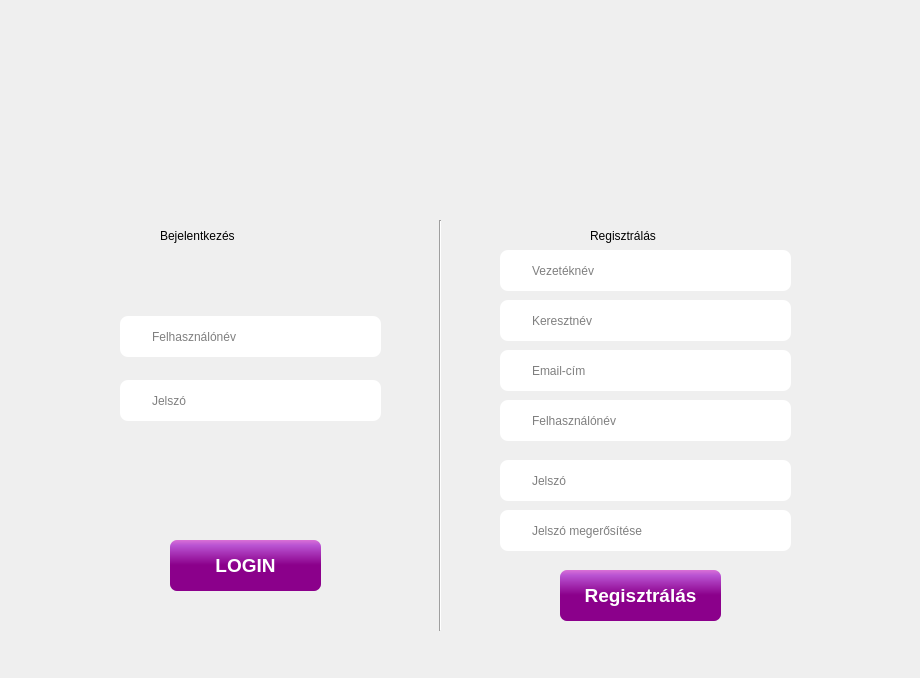
Above: qtserver/mainwindow.ui from p-anna9603/fancy_nev before the change. Below: the same form after it.
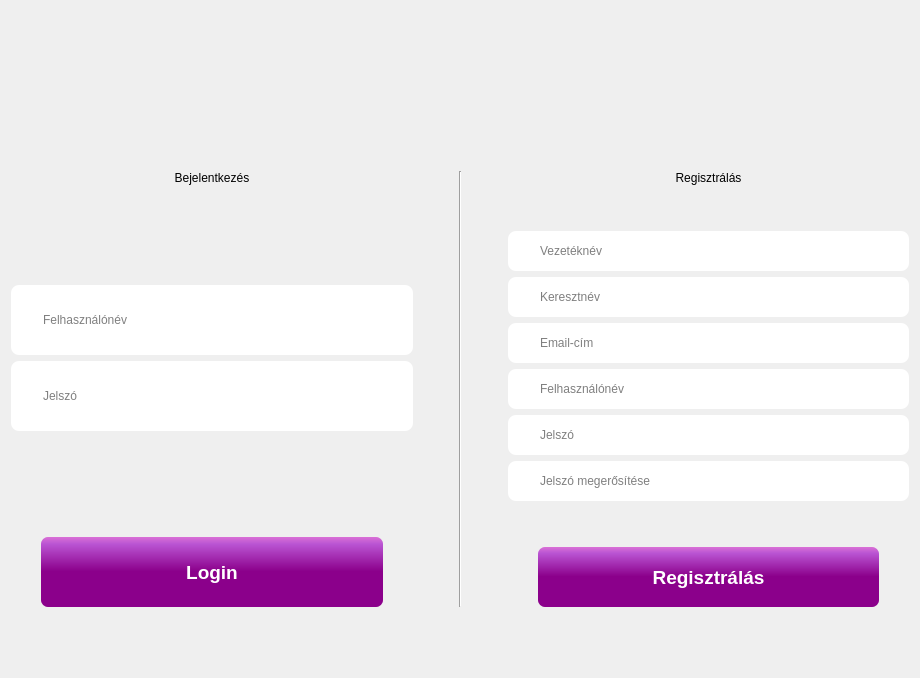
That is the form after the change. Icons and pictures are not drawn.

Diff of the .ui file:
```diff
--- a/qtserver/mainwindow.ui
+++ b/qtserver/mainwindow.ui
@@ -18,8 +18,8 @@
   </property>
   <property name="maximumSize">
    <size>
-    <width>2000</width>
-    <height>2000</height>
+    <width>16777215</width>
+    <height>16777215</height>
    </size>
   </property>
   <property name="windowTitle">
@@ -60,411 +60,419 @@
    background-color:white;
 }</string>
    </property>
-   <widget class="QLineEdit" name="userNameReg">
-    <property name="geometry">
-     <rect>
-      <x>500</x>
-      <y>400</y>
-      <width>291</width>
-      <height>41</height>
-     </rect>
-    </property>
-    <property name="sizePolicy">
-     <sizepolicy hsizetype="Expanding" vsizetype="Expanding">
-      <horstretch>0</horstretch>
-      <verstretch>0</verstretch>
-     </sizepolicy>
-    </property>
-    <property name="maximumSize">
+   <layout class="QGridLayout" name="gridLayout">
+    <item row="0" column="0">
+     <layout class="QVBoxLayout" name="verticalLayout_3">
+      <item>
+       <layout class="QHBoxLayout" name="horizontalLayout_2">
+        <item>
+         <spacer name="horizontalSpacer_5">
+          <property name="orientation">
+           <enum>Qt::Horizontal</enum>
+          </property>
+          <property name="sizeHint" stdset="0">
      <size>
-      <width>500</width>
-      <height>70</height>
-     </size>
-    </property>
-    <property name="cursor">
-     <cursorShape>IBeamCursor</cursorShape>
-    </property>
-    <property name="mouseTracking">
-     <bool>true</bool>
-    </property>
-    <property name="contextMenuPolicy">
-     <enum>Qt::DefaultContextMenu</enum>
-    </property>
-    <property name="toolTip">
-     <string/>
-    </property>
-    <property name="autoFillBackground">
-     <bool>false</bool>
-    </property>
-    <property name="styleSheet">
-     <string notr="true">/*
-background-image: url(:/resource/img/kicsi_login_szurke.png);
-background-repeat: no-repeat, repeat;
-background-attachment: fixed;
-background-position:  left;
-
-padding-left: 30px;
-text-align:justify; 
-letter-spacing: 10px;
-font: 14pt &quot;MS Shell Dlg 2&quot;;*/
-
-QLineEdit {
-background-image: url(:/resource/img/kicsi_user_login.png);
-/*background-image: url(:/resource/img/kicsi_login_szurke.png);*/
-background-repeat: no-repeat;
-padding-left:10px;
-background-attachment: fixed;
-background-position:  left;
-
-padding: 1px;
-border-style: solid;
-/*border: 2px solid gray;*/
-border-radius: 8px;
-
-padding-left: 30px;
-text-align:justify; 
-/* letter-spacing: 10px; /* valamiért nem akar működni ez */
-font: 14pt &quot;MS Shell Dlg 2&quot;;
-}
-</string>
-    </property>
-    <property name="inputMethodHints">
-     <set>Qt::ImhNone</set>
-    </property>
-    <property name="text">
-     <string/>
-    </property>
-    <property name="placeholderText">
-     <string>Felhasználónév</string>
-    </property>
-   </widget>
-   <widget class="QLineEdit" name="passwordReg">
-    <property name="geometry">
-     <rect>
-      <x>500</x>
-      <y>460</y>
-      <width>291</width>
-      <height>41</height>
-     </rect>
-    </property>
-    <property name="sizePolicy">
-     <sizepolicy hsizetype="Expanding" vsizetype="Expanding">
-      <horstretch>0</horstretch>
-      <verstretch>0</verstretch>
-     </sizepolicy>
-    </property>
-    <property name="minimumSize">
+            <width>40</width>
+            <height>20</height>
+           </size>
+          </property>
+         </spacer>
+        </item>
+        <item>
+         <spacer name="horizontalSpacer_3">
+          <property name="orientation">
+           <enum>Qt::Horizontal</enum>
+          </property>
+          <property name="sizeType">
+           <enum>QSizePolicy::MinimumExpanding</enum>
+          </property>
+          <property name="sizeHint" stdset="0">
      <size>
-      <width>0</width>
-      <height>0</height>
-     </size>
-    </property>
-    <property name="maximumSize">
-     <size>
-      <width>500</width>
-      <height>70</height>
-     </size>
-    </property>
-    <property name="styleSheet">
-     <string notr="true">/*
-background-image: url(:/resource/img/lock_icon.png);
-background-repeat: no-repeat, repeat;
-background-attachment: fixed;
-background-position:  left;*/
-
-/*
-padding-left: 30px;
-text-align:justify; 
-letter-spacing: 10px;
-font: 14pt &quot;MS Shell Dlg 2&quot;;*/
-
-QLineEdit {
-background-image: url(:/resource/img/lock_icon.png);
-background-repeat: no-repeat;
-background-attachment: fixed;
-background-position:  left;
-
-padding: 1px;
-border-style: solid;
-/*border: 2px solid gray;*/
-border-radius: 8px;
-
-padding-left: 30px;
-text-align:justify; 
-/* letter-spacing: 10px; /* valamiért nem akar működni ez */
-font: 14pt &quot;MS Shell Dlg 2&quot;;
-}</string>
-    </property>
-    <property name="echoMode">
-     <enum>QLineEdit::Password</enum>
-    </property>
-    <property name="readOnly">
-     <bool>false</bool>
-    </property>
-    <property name="placeholderText">
-     <string>Jelszó</string>
-    </property>
-   </widget>
-   <widget class="QLineEdit" name="passwordReg2">
-    <property name="geometry">
-     <rect>
-      <x>500</x>
-      <y>510</y>
-      <width>291</width>
-      <height>41</height>
-     </rect>
-    </property>
+            <width>150</width>
+            <height>20</height>
+           </size>
+          </property>
+         </spacer>
+        </item>
+        <item>
+         <widget class="QLabel" name="label_4">
     <property name="sizePolicy">
      <sizepolicy hsizetype="Expanding" vsizetype="Expanding">
       <horstretch>0</horstretch>
       <verstretch>0</verstretch>
      </sizepolicy>
     </property>
-    <property name="minimumSize">
-     <size>
-      <width>0</width>
-      <height>0</height>
-     </size>
-    </property>
     <property name="maximumSize">
      <size>
-      <width>500</width>
-      <height>70</height>
-     </size>
-    </property>
-    <property name="styleSheet">
-     <string notr="true">/*
-background-image: url(:/resource/img/lock_icon.png);
-background-repeat: no-repeat, repeat;
-background-attachment: fixed;
-background-position:  left;*/
-
-/*
-padding-left: 30px;
-text-align:justify; 
-letter-spacing: 10px;
-font: 14pt &quot;MS Shell Dlg 2&quot;;*/
-
-QLineEdit {
-background-image: url(:/resource/img/lock_icon.png);
-background-repeat: no-repeat;
-background-attachment: fixed;
-background-position:  left;
-
-padding: 1px;
-border-style: solid;
-/*border: 2px solid gray;*/
-border-radius: 8px;
-
-padding-left: 30px;
-text-align:justify; 
-/* letter-spacing: 10px; /* valamiért nem akar működni ez */
-font: 14pt &quot;MS Shell Dlg 2&quot;;
-}</string>
-    </property>
-    <property name="echoMode">
-     <enum>QLineEdit::Password</enum>
-    </property>
-    <property name="readOnly">
-     <bool>false</bool>
-    </property>
-    <property name="placeholderText">
-     <string>Jelszó megerősítése</string>
-    </property>
-   </widget>
-   <widget class="QPushButton" name="regisztralasButton">
-    <property name="geometry">
-     <rect>
-      <x>560</x>
-      <y>570</y>
-      <width>161</width>
-      <height>51</height>
-     </rect>
-    </property>
-    <property name="sizePolicy">
-     <sizepolicy hsizetype="Expanding" vsizetype="Expanding">
-      <horstretch>0</horstretch>
-      <verstretch>0</verstretch>
-     </sizepolicy>
-    </property>
-    <property name="maximumSize">
-     <size>
-      <width>500</width>
-      <height>70</height>
-     </size>
-    </property>
-    <property name="font">
-     <font>
-      <family>MS Shell Dlg 2</family>
-      <pointsize>14</pointsize>
-      <weight>75</weight>
-      <italic>false</italic>
-      <bold>true</bold>
-     </font>
+            <width>180</width>
+            <height>181</height>
+           </size>
     </property>
     <property name="styleSheet">
      <string notr="true">
-QPushButton {
-color: white;
-font: bold 14pt &quot;MS Shell Dlg 2&quot;;
-letter-spacing: .4rem;
-background-color: QLinearGradient( x1: 0, y1: 0, x2: 0, y2: 1, stop: 0 #da70d6, stop: 0.1 #ba55d3,  stop: 0.49 #8b008b );
-border-radius: 7;
-/*ccc*/
-}
-QPushButton:hover {
-background-color: QLinearGradient( x1: 0, y1: 0, x2: 0, y2: 1, stop: 0 #D7BDE2, stop: 0.1 #C39BD3,  stop: 0.49 #BB8FCE );
-}
 </string>
     </property>
     <property name="text">
-     <string>Regisztrálás</string>
-    </property>
-    <property name="autoDefault">
-     <bool>true</bool>
-    </property>
-    <property name="default">
+           <string/>
+          </property>
+          <property name="pixmap">
+           <pixmap resource="resource.qrc">:/resource/img/loginTrans3.png</pixmap>
+          </property>
+          <property name="scaledContents">
      <bool>true</bool>
     </property>
-   </widget>
+          <property name="alignment">
+           <set>Qt::AlignCenter</set>
+          </property>
+         </widget>
+        </item>
+        <item>
+         <spacer name="horizontalSpacer_7">
+          <property name="orientation">
+           <enum>Qt::Horizontal</enum>
+          </property>
+          <property name="sizeHint" stdset="0">
+           <size>
+            <width>40</width>
+            <height>20</height>
+           </size>
+          </property>
+         </spacer>
+        </item>
+        <item>
+         <spacer name="horizontalSpacer_6">
+          <property name="orientation">
+           <enum>Qt::Horizontal</enum>
+          </property>
+          <property name="sizeHint" stdset="0">
+           <size>
+            <width>40</width>
+            <height>20</height>
+           </size>
+          </property>
+         </spacer>
+        </item>
+       </layout>
+      </item>
+      <item>
+       <layout class="QHBoxLayout" name="horizontalLayout">
+        <item>
+         <layout class="QVBoxLayout" name="verticalLayout">
+          <item>
    <widget class="QLabel" name="label_2">
-    <property name="geometry">
-     <rect>
-      <x>160</x>
-      <y>210</y>
-      <width>151</width>
-      <height>51</height>
-     </rect>
-    </property>
     <property name="styleSheet">
      <string notr="true">font: bold 12pt &quot;MS Shell Dlg 2&quot;;</string>
     </property>
     <property name="text">
      <string>Bejelentkezés</string>
     </property>
-   </widget>
-   <widget class="QLabel" name="label_3">
-    <property name="geometry">
-     <rect>
-      <x>590</x>
-      <y>210</y>
-      <width>151</width>
-      <height>51</height>
-     </rect>
-    </property>
+            <property name="alignment">
+             <set>Qt::AlignCenter</set>
+            </property>
+           </widget>
+          </item>
+          <item>
+           <spacer name="verticalSpacer_2">
+            <property name="orientation">
+             <enum>Qt::Vertical</enum>
+            </property>
+            <property name="sizeHint" stdset="0">
+             <size>
+              <width>20</width>
+              <height>40</height>
+             </size>
+            </property>
+           </spacer>
+          </item>
+          <item>
+           <widget class="QLineEdit" name="usernameLogin">
+            <property name="sizePolicy">
+             <sizepolicy hsizetype="Expanding" vsizetype="Expanding">
+              <horstretch>0</horstretch>
+              <verstretch>0</verstretch>
+             </sizepolicy>
+            </property>
+            <property name="maximumSize">
+             <size>
+              <width>500</width>
+              <height>70</height>
+             </size>
+            </property>
+            <property name="cursor">
+             <cursorShape>IBeamCursor</cursorShape>
+            </property>
+            <property name="mouseTracking">
+             <bool>true</bool>
+            </property>
+            <property name="contextMenuPolicy">
+             <enum>Qt::DefaultContextMenu</enum>
+            </property>
+            <property name="toolTip">
+             <string/>
+            </property>
+            <property name="autoFillBackground">
+             <bool>false</bool>
+            </property>
     <property name="styleSheet">
-     <string notr="true">font: bold 12pt &quot;MS Shell Dlg 2&quot;;</string>
-    </property>
+             <string notr="true">/*
+background-image: url(:/resource/img/kicsi_login_szurke.png);
+background-repeat: no-repeat, repeat;
+background-attachment: fixed;
+background-position:  left;
+
+padding-left: 30px;
+text-align:justify; 
+letter-spacing: 10px;
+font: 14pt &quot;MS Shell Dlg 2&quot;;*/
+
+QLineEdit {
+background-image: url(:/resource/img/kicsi_user_login.png);
+/*background-image: url(:/resource/img/kicsi_login_szurke.png);*/
+background-repeat: no-repeat;
+padding-left:10px;
+background-attachment: fixed;
+background-position:  left;
+
+padding: 1px;
+border-style: solid;
+/*border: 2px solid gray;*/
+border-radius: 8px;
+
+padding-left: 30px;
+text-align:justify; 
+/* letter-spacing: 10px; /* valamiért nem akar működni ez */
+font: 14pt &quot;MS Shell Dlg 2&quot;;
+}
+</string>
+            </property>
+            <property name="inputMethodHints">
+             <set>Qt::ImhNone</set>
+            </property>
     <property name="text">
-     <string>Regisztrálás</string>
-    </property>
-   </widget>
+             <string/>
+            </property>
+            <property name="placeholderText">
+             <string>Felhasználónév</string>
+            </property>
+           </widget>
+          </item>
+          <item>
+           <widget class="QLineEdit" name="passwordLogin">
+            <property name="sizePolicy">
+             <sizepolicy hsizetype="Expanding" vsizetype="Expanding">
+              <horstretch>0</horstretch>
+              <verstretch>0</verstretch>
+             </sizepolicy>
+            </property>
+            <property name="minimumSize">
+             <size>
+              <width>0</width>
+              <height>0</height>
+             </size>
+            </property>
+            <property name="maximumSize">
+             <size>
+              <width>500</width>
+              <height>70</height>
+             </size>
+            </property>
+            <property name="styleSheet">
+             <string notr="true">/*
+background-image: url(:/resource/img/lock_icon.png);
+background-repeat: no-repeat, repeat;
+background-attachment: fixed;
+background-position:  left;*/
+
+/*
+padding-left: 30px;
+text-align:justify; 
+letter-spacing: 10px;
+font: 14pt &quot;MS Shell Dlg 2&quot;;*/
+
+QLineEdit {
+background-image: url(:/resource/img/lock_icon.png);
+background-repeat: no-repeat;
+background-attachment: fixed;
+background-position:  left;
+
+padding: 1px;
+border-style: solid;
+/*border: 2px solid gray;*/
+border-radius: 8px;
+
+padding-left: 30px;
+text-align:justify; 
+/* letter-spacing: 10px; /* valamiért nem akar működni ez */
+font: 14pt &quot;MS Shell Dlg 2&quot;;
+}</string>
+            </property>
+            <property name="echoMode">
+             <enum>QLineEdit::Password</enum>
+            </property>
+            <property name="readOnly">
+             <bool>false</bool>
+            </property>
+            <property name="placeholderText">
+             <string>Jelszó</string>
+            </property>
+           </widget>
+          </item>
+          <item>
+           <spacer name="verticalSpacer">
+            <property name="orientation">
+             <enum>Qt::Vertical</enum>
+            </property>
+            <property name="sizeType">
+             <enum>QSizePolicy::MinimumExpanding</enum>
+            </property>
+            <property name="sizeHint" stdset="0">
+             <size>
+              <width>20</width>
+              <height>100</height>
+             </size>
+            </property>
+           </spacer>
+          </item>
+          <item>
+           <widget class="QPushButton" name="pushButton_2">
+            <property name="sizePolicy">
+             <sizepolicy hsizetype="Expanding" vsizetype="Expanding">
+              <horstretch>0</horstretch>
+              <verstretch>0</verstretch>
+             </sizepolicy>
+            </property>
+            <property name="minimumSize">
+             <size>
+              <width>0</width>
+              <height>60</height>
+             </size>
+            </property>
+            <property name="maximumSize">
+             <size>
+              <width>500</width>
+              <height>70</height>
+             </size>
+            </property>
+            <property name="font">
+             <font>
+              <family>MS Shell Dlg 2</family>
+              <pointsize>14</pointsize>
+              <weight>75</weight>
+              <italic>false</italic>
+              <bold>true</bold>
+             </font>
+            </property>
+            <property name="styleSheet">
+             <string notr="true">
+QPushButton {
+color: white;
+font: bold 14pt &quot;MS Shell Dlg 2&quot;;
+letter-spacing: .4rem;
+background-color: QLinearGradient( x1: 0, y1: 0, x2: 0, y2: 1, stop: 0 #da70d6, stop: 0.1 #ba55d3,  stop: 0.49 #8b008b );
+border-radius: 7;
+margin-left:30px;
+margin-right:30px;
+/*ccc*/
+}
+QPushButton:hover {
+background-color: QLinearGradient( x1: 0, y1: 0, x2: 0, y2: 1, stop: 0 #D7BDE2, stop: 0.1 #C39BD3,  stop: 0.49 #BB8FCE );
+}
+</string>
+            </property>
+            <property name="text">
+             <string>Login</string>
+            </property>
+            <property name="autoDefault">
+             <bool>true</bool>
+            </property>
+            <property name="default">
+             <bool>true</bool>
+            </property>
+           </widget>
+          </item>
+         </layout>
+        </item>
+        <item>
+         <spacer name="horizontalSpacer_2">
+          <property name="orientation">
+           <enum>Qt::Horizontal</enum>
+          </property>
+          <property name="sizeType">
+           <enum>QSizePolicy::Fixed</enum>
+          </property>
+          <property name="sizeHint" stdset="0">
+           <size>
+            <width>40</width>
+            <height>20</height>
+           </size>
+          </property>
+         </spacer>
+        </item>
+        <item>
    <widget class="Line" name="line">
-    <property name="geometry">
-     <rect>
-      <x>430</x>
-      <y>220</y>
-      <width>20</width>
-      <height>411</height>
-     </rect>
-    </property>
     <property name="orientation">
      <enum>Qt::Vertical</enum>
     </property>
    </widget>
-   <widget class="QLineEdit" name="emailReg">
-    <property name="geometry">
-     <rect>
-      <x>500</x>
-      <y>350</y>
-      <width>291</width>
-      <height>41</height>
-     </rect>
-    </property>
-    <property name="sizePolicy">
-     <sizepolicy hsizetype="Expanding" vsizetype="Expanding">
-      <horstretch>0</horstretch>
-      <verstretch>0</verstretch>
-     </sizepolicy>
-    </property>
-    <property name="maximumSize">
+        </item>
+        <item>
+         <spacer name="horizontalSpacer">
+          <property name="orientation">
+           <enum>Qt::Horizontal</enum>
+          </property>
+          <property name="sizeType">
+           <enum>QSizePolicy::Fixed</enum>
+          </property>
+          <property name="sizeHint" stdset="0">
      <size>
-      <width>500</width>
-      <height>70</height>
-     </size>
-    </property>
-    <property name="cursor">
-     <cursorShape>IBeamCursor</cursorShape>
-    </property>
-    <property name="mouseTracking">
-     <bool>true</bool>
-    </property>
-    <property name="contextMenuPolicy">
-     <enum>Qt::DefaultContextMenu</enum>
-    </property>
-    <property name="toolTip">
-     <string/>
-    </property>
-    <property name="autoFillBackground">
-     <bool>false</bool>
-    </property>
+            <width>40</width>
+            <height>20</height>
+           </size>
+          </property>
+         </spacer>
+        </item>
+        <item>
+         <layout class="QVBoxLayout" name="verticalLayout_2">
+          <item>
+           <widget class="QLabel" name="label_3">
     <property name="styleSheet">
-     <string notr="true">/*
-background-image: url(:/resource/img/kicsi_login_szurke.png);
-background-repeat: no-repeat, repeat;
-background-attachment: fixed;
-background-position:  left;
-
-padding-left: 30px;
-text-align:justify; 
-letter-spacing: 10px;
-font: 14pt &quot;MS Shell Dlg 2&quot;;*/
-
-QLineEdit {
-background-image: url(:/resource/img/kicsi_user_login.png);
-/*background-image: url(:/resource/img/kicsi_login_szurke.png);*/
-background-repeat: no-repeat;
-padding-left:10px;
-background-attachment: fixed;
-background-position:  left;
-
-padding: 1px;
-border-style: solid;
-/*border: 2px solid gray;*/
-border-radius: 8px;
-
-padding-left: 30px;
-text-align:justify; 
-/* letter-spacing: 10px; /* valamiért nem akar működni ez */
-font: 14pt &quot;MS Shell Dlg 2&quot;;
-}
-</string>
-    </property>
-    <property name="inputMethodHints">
-     <set>Qt::ImhNone</set>
+             <string notr="true">font: bold 14pt &quot;MS Shell Dlg 2&quot;;</string>
     </property>
     <property name="text">
-     <string/>
-    </property>
-    <property name="placeholderText">
-     <string>Email-cím</string>
-    </property>
-   </widget>
+             <string>Regisztrálás</string>
+            </property>
+            <property name="alignment">
+             <set>Qt::AlignCenter</set>
+            </property>
+           </widget>
+          </item>
+          <item>
+           <spacer name="verticalSpacer_3">
+            <property name="orientation">
+             <enum>Qt::Vertical</enum>
+            </property>
+            <property name="sizeHint" stdset="0">
+             <size>
+              <width>20</width>
+              <height>40</height>
+             </size>
+            </property>
+           </spacer>
+          </item>
+          <item>
    <widget class="QLineEdit" name="vnevReg">
-    <property name="geometry">
-     <rect>
-      <x>500</x>
-      <y>250</y>
-      <width>291</width>
-      <height>41</height>
-     </rect>
-    </property>
     <property name="sizePolicy">
      <sizepolicy hsizetype="Expanding" vsizetype="Expanding">
       <horstretch>0</horstretch>
       <verstretch>0</verstretch>
      </sizepolicy>
     </property>
+            <property name="minimumSize">
+             <size>
+              <width>0</width>
+              <height>40</height>
+             </size>
+            </property>
     <property name="maximumSize">
      <size>
       <width>500</width>
@@ -528,21 +536,21 @@
      <string>Vezetéknév</string>
     </property>
    </widget>
+          </item>
+          <item>
    <widget class="QLineEdit" name="knevReg">
-    <property name="geometry">
-     <rect>
-      <x>500</x>
-      <y>300</y>
-      <width>291</width>
-      <height>41</height>
-     </rect>
-    </property>
     <property name="sizePolicy">
      <sizepolicy hsizetype="Expanding" vsizetype="Expanding">
       <horstretch>0</horstretch>
       <verstretch>0</verstretch>
      </sizepolicy>
     </property>
+            <property name="minimumSize">
+             <size>
+              <width>0</width>
+              <height>40</height>
+             </size>
+            </property>
     <property name="maximumSize">
      <size>
       <width>500</width>
@@ -606,58 +614,311 @@
      <string>Keresztnév</string>
     </property>
    </widget>
-   <widget class="QLabel" name="label_4">
-    <property name="geometry">
-     <rect>
-      <x>220</x>
-      <y>20</y>
-      <width>431</width>
-      <height>171</height>
-     </rect>
-    </property>
+          </item>
+          <item>
+           <widget class="QLineEdit" name="emailReg">
     <property name="sizePolicy">
      <sizepolicy hsizetype="Expanding" vsizetype="Expanding">
       <horstretch>0</horstretch>
       <verstretch>0</verstretch>
      </sizepolicy>
     </property>
+            <property name="minimumSize">
+             <size>
+              <width>0</width>
+              <height>40</height>
+             </size>
+            </property>
     <property name="maximumSize">
      <size>
       <width>500</width>
-      <height>181</height>
-     </size>
-    </property>
+              <height>70</height>
+             </size>
+            </property>
+            <property name="cursor">
+             <cursorShape>IBeamCursor</cursorShape>
+            </property>
+            <property name="mouseTracking">
+             <bool>true</bool>
+            </property>
+            <property name="contextMenuPolicy">
+             <enum>Qt::DefaultContextMenu</enum>
+            </property>
+            <property name="toolTip">
+             <string/>
+            </property>
+            <property name="autoFillBackground">
+             <bool>false</bool>
+            </property>
     <property name="styleSheet">
-     <string notr="true">padding-left: 130px;
-padding-right: 130px;</string>
-    </property>
+             <string notr="true">/*
+background-image: url(:/resource/img/kicsi_login_szurke.png);
+background-repeat: no-repeat, repeat;
+background-attachment: fixed;
+background-position:  left;
+
+padding-left: 30px;
+text-align:justify; 
+letter-spacing: 10px;
+font: 14pt &quot;MS Shell Dlg 2&quot;;*/
+
+QLineEdit {
+background-image: url(:/resource/img/kicsi_user_login.png);
+/*background-image: url(:/resource/img/kicsi_login_szurke.png);*/
+background-repeat: no-repeat;
+padding-left:10px;
+background-attachment: fixed;
+background-position:  left;
+
+padding: 1px;
+border-style: solid;
+/*border: 2px solid gray;*/
+border-radius: 8px;
+
+padding-left: 30px;
+text-align:justify; 
+/* letter-spacing: 10px; /* valamiért nem akar működni ez */
+font: 14pt &quot;MS Shell Dlg 2&quot;;
+}
+</string>
+            </property>
+            <property name="inputMethodHints">
+             <set>Qt::ImhNone</set>
+            </property>
     <property name="text">
      <string/>
     </property>
-    <property name="pixmap">
-     <pixmap resource="resource.qrc">:/resource/img/loginTrans3.png</pixmap>
-    </property>
-    <property name="scaledContents">
+            <property name="placeholderText">
+             <string>Email-cím</string>
+            </property>
+           </widget>
+          </item>
+          <item>
+           <widget class="QLineEdit" name="userNameReg">
+            <property name="sizePolicy">
+             <sizepolicy hsizetype="Expanding" vsizetype="Expanding">
+              <horstretch>0</horstretch>
+              <verstretch>0</verstretch>
+             </sizepolicy>
+            </property>
+            <property name="minimumSize">
+             <size>
+              <width>0</width>
+              <height>40</height>
+             </size>
+            </property>
+            <property name="maximumSize">
+             <size>
+              <width>500</width>
+              <height>70</height>
+             </size>
+            </property>
+            <property name="cursor">
+             <cursorShape>IBeamCursor</cursorShape>
+            </property>
+            <property name="mouseTracking">
      <bool>true</bool>
     </property>
-    <property name="alignment">
-     <set>Qt::AlignCenter</set>
-    </property>
-   </widget>
-   <widget class="QPushButton" name="pushButton_2">
-    <property name="geometry">
-     <rect>
-      <x>170</x>
-      <y>540</y>
-      <width>151</width>
-      <height>51</height>
-     </rect>
-    </property>
+            <property name="contextMenuPolicy">
+             <enum>Qt::DefaultContextMenu</enum>
+            </property>
+            <property name="toolTip">
+             <string/>
+            </property>
+            <property name="autoFillBackground">
+             <bool>false</bool>
+            </property>
+            <property name="styleSheet">
+             <string notr="true">/*
+background-image: url(:/resource/img/kicsi_login_szurke.png);
+background-repeat: no-repeat, repeat;
+background-attachment: fixed;
+background-position:  left;
+
+padding-left: 30px;
+text-align:justify; 
+letter-spacing: 10px;
+font: 14pt &quot;MS Shell Dlg 2&quot;;*/
+
+QLineEdit {
+background-image: url(:/resource/img/kicsi_user_login.png);
+/*background-image: url(:/resource/img/kicsi_login_szurke.png);*/
+background-repeat: no-repeat;
+padding-left:10px;
+background-attachment: fixed;
+background-position:  left;
+
+padding: 1px;
+border-style: solid;
+/*border: 2px solid gray;*/
+border-radius: 8px;
+
+padding-left: 30px;
+text-align:justify; 
+/* letter-spacing: 10px; /* valamiért nem akar működni ez */
+font: 14pt &quot;MS Shell Dlg 2&quot;;
+}
+</string>
+            </property>
+            <property name="inputMethodHints">
+             <set>Qt::ImhNone</set>
+            </property>
+            <property name="text">
+             <string/>
+            </property>
+            <property name="placeholderText">
+             <string>Felhasználónév</string>
+            </property>
+           </widget>
+          </item>
+          <item>
+           <widget class="QLineEdit" name="passwordReg">
+            <property name="sizePolicy">
+             <sizepolicy hsizetype="Expanding" vsizetype="Expanding">
+              <horstretch>0</horstretch>
+              <verstretch>0</verstretch>
+             </sizepolicy>
+            </property>
+            <property name="minimumSize">
+             <size>
+              <width>0</width>
+              <height>40</height>
+             </size>
+            </property>
+            <property name="maximumSize">
+             <size>
+              <width>500</width>
+              <height>70</height>
+             </size>
+            </property>
+            <property name="styleSheet">
+             <string notr="true">/*
+background-image: url(:/resource/img/lock_icon.png);
+background-repeat: no-repeat, repeat;
+background-attachment: fixed;
+background-position:  left;*/
+
+/*
+padding-left: 30px;
+text-align:justify; 
+letter-spacing: 10px;
+font: 14pt &quot;MS Shell Dlg 2&quot;;*/
+
+QLineEdit {
+background-image: url(:/resource/img/lock_icon.png);
+background-repeat: no-repeat;
+background-attachment: fixed;
+background-position:  left;
+
+padding: 1px;
+border-style: solid;
+/*border: 2px solid gray;*/
+border-radius: 8px;
+
+padding-left: 30px;
+text-align:justify; 
+/* letter-spacing: 10px; /* valamiért nem akar működni ez */
+font: 14pt &quot;MS Shell Dlg 2&quot;;
+}</string>
+            </property>
+            <property name="echoMode">
+             <enum>QLineEdit::Password</enum>
+            </property>
+            <property name="readOnly">
+             <bool>false</bool>
+            </property>
+            <property name="placeholderText">
+             <string>Jelszó</string>
+            </property>
+           </widget>
+          </item>
+          <item>
+           <widget class="QLineEdit" name="passwordReg2">
     <property name="sizePolicy">
      <sizepolicy hsizetype="Expanding" vsizetype="Expanding">
       <horstretch>0</horstretch>
       <verstretch>0</verstretch>
      </sizepolicy>
+            </property>
+            <property name="minimumSize">
+             <size>
+              <width>0</width>
+              <height>40</height>
+             </size>
+            </property>
+            <property name="maximumSize">
+             <size>
+              <width>500</width>
+              <height>70</height>
+             </size>
+            </property>
+            <property name="styleSheet">
+             <string notr="true">/*
+background-image: url(:/resource/img/lock_icon.png);
+background-repeat: no-repeat, repeat;
+background-attachment: fixed;
+background-position:  left;*/
+
+/*
+padding-left: 30px;
+text-align:justify; 
+letter-spacing: 10px;
+font: 14pt &quot;MS Shell Dlg 2&quot;;*/
+
+QLineEdit {
+background-image: url(:/resource/img/lock_icon.png);
+background-repeat: no-repeat;
+background-attachment: fixed;
+background-position:  left;
+
+padding: 1px;
+border-style: solid;
+/*border: 2px solid gray;*/
+border-radius: 8px;
+
+padding-left: 30px;
+text-align:justify; 
+/* letter-spacing: 10px; /* valamiért nem akar működni ez */
+font: 14pt &quot;MS Shell Dlg 2&quot;;
+}</string>
+            </property>
+            <property name="echoMode">
+             <enum>QLineEdit::Password</enum>
+            </property>
+            <property name="readOnly">
+             <bool>false</bool>
+            </property>
+            <property name="placeholderText">
+             <string>Jelszó megerősítése</string>
+            </property>
+           </widget>
+          </item>
+          <item>
+           <spacer name="verticalSpacer_4">
+            <property name="orientation">
+             <enum>Qt::Vertical</enum>
+            </property>
+            <property name="sizeHint" stdset="0">
+             <size>
+              <width>20</width>
+              <height>40</height>
+             </size>
+            </property>
+           </spacer>
+          </item>
+          <item>
+           <widget class="QPushButton" name="regisztralasButton">
+            <property name="sizePolicy">
+             <sizepolicy hsizetype="Expanding" vsizetype="Expanding">
+              <horstretch>0</horstretch>
+              <verstretch>0</verstretch>
+             </sizepolicy>
+            </property>
+            <property name="minimumSize">
+             <size>
+              <width>0</width>
+              <height>60</height>
+             </size>
     </property>
     <property name="maximumSize">
      <size>
@@ -682,6 +943,8 @@
 letter-spacing: .4rem;
 background-color: QLinearGradient( x1: 0, y1: 0, x2: 0, y2: 1, stop: 0 #da70d6, stop: 0.1 #ba55d3,  stop: 0.49 #8b008b );
 border-radius: 7;
+margin-left:30px;
+margin-right:30px;
 /*ccc*/
 }
 QPushButton:hover {
@@ -690,7 +953,7 @@
 </string>
     </property>
     <property name="text">
-     <string>LOGIN</string>
+             <string>Regisztrálás</string>
     </property>
     <property name="autoDefault">
      <bool>true</bool>
@@ -699,151 +962,30 @@
      <bool>true</bool>
     </property>
    </widget>
-   <widget class="QLineEdit" name="passwordLogin">
-    <property name="geometry">
-     <rect>
-      <x>120</x>
-      <y>380</y>
-      <width>261</width>
-      <height>41</height>
-     </rect>
-    </property>
-    <property name="sizePolicy">
-     <sizepolicy hsizetype="Expanding" vsizetype="Expanding">
-      <horstretch>0</horstretch>
-      <verstretch>0</verstretch>
-     </sizepolicy>
-    </property>
-    <property name="minimumSize">
+          </item>
+         </layout>
+        </item>
+       </layout>
+      </item>
+     </layout>
+    </item>
+    <item row="1" column="0">
+     <spacer name="verticalSpacer_5">
+      <property name="orientation">
+       <enum>Qt::Vertical</enum>
+      </property>
+      <property name="sizeType">
+       <enum>QSizePolicy::Fixed</enum>
+      </property>
+      <property name="sizeHint" stdset="0">
      <size>
-      <width>0</width>
-      <height>0</height>
-     </size>
-    </property>
-    <property name="maximumSize">
-     <size>
-      <width>500</width>
-      <height>70</height>
-     </size>
-    </property>
-    <property name="styleSheet">
-     <string notr="true">/*
-background-image: url(:/resource/img/lock_icon.png);
-background-repeat: no-repeat, repeat;
-background-attachment: fixed;
-background-position:  left;*/
-
-/*
-padding-left: 30px;
-text-align:justify; 
-letter-spacing: 10px;
-font: 14pt &quot;MS Shell Dlg 2&quot;;*/
-
-QLineEdit {
-background-image: url(:/resource/img/lock_icon.png);
-background-repeat: no-repeat;
-background-attachment: fixed;
-background-position:  left;
-
-padding: 1px;
-border-style: solid;
-/*border: 2px solid gray;*/
-border-radius: 8px;
-
-padding-left: 30px;
-text-align:justify; 
-/* letter-spacing: 10px; /* valamiért nem akar működni ez */
-font: 14pt &quot;MS Shell Dlg 2&quot;;
-}</string>
-    </property>
-    <property name="echoMode">
-     <enum>QLineEdit::Password</enum>
-    </property>
-    <property name="readOnly">
-     <bool>false</bool>
-    </property>
-    <property name="placeholderText">
-     <string>Jelszó</string>
-    </property>
-   </widget>
-   <widget class="QLineEdit" name="usernameLogin">
-    <property name="geometry">
-     <rect>
-      <x>120</x>
-      <y>316</y>
-      <width>261</width>
-      <height>41</height>
-     </rect>
-    </property>
-    <property name="sizePolicy">
-     <sizepolicy hsizetype="Expanding" vsizetype="Expanding">
-      <horstretch>0</horstretch>
-      <verstretch>0</verstretch>
-     </sizepolicy>
-    </property>
-    <property name="maximumSize">
-     <size>
-      <width>500</width>
-      <height>70</height>
-     </size>
-    </property>
-    <property name="cursor">
-     <cursorShape>IBeamCursor</cursorShape>
-    </property>
-    <property name="mouseTracking">
-     <bool>true</bool>
-    </property>
-    <property name="contextMenuPolicy">
-     <enum>Qt::DefaultContextMenu</enum>
-    </property>
-    <property name="toolTip">
-     <string/>
-    </property>
-    <property name="autoFillBackground">
-     <bool>false</bool>
-    </property>
-    <property name="styleSheet">
-     <string notr="true">/*
-background-image: url(:/resource/img/kicsi_login_szurke.png);
-background-repeat: no-repeat, repeat;
-background-attachment: fixed;
-background-position:  left;
-
-padding-left: 30px;
-text-align:justify; 
-letter-spacing: 10px;
-font: 14pt &quot;MS Shell Dlg 2&quot;;*/
-
-QLineEdit {
-background-image: url(:/resource/img/kicsi_user_login.png);
-/*background-image: url(:/resource/img/kicsi_login_szurke.png);*/
-background-repeat: no-repeat;
-padding-left:10px;
-background-attachment: fixed;
-background-position:  left;
-
-padding: 1px;
-border-style: solid;
-/*border: 2px solid gray;*/
-border-radius: 8px;
-
-padding-left: 30px;
-text-align:justify; 
-/* letter-spacing: 10px; /* valamiért nem akar működni ez */
-font: 14pt &quot;MS Shell Dlg 2&quot;;
-}
-</string>
-    </property>
-    <property name="inputMethodHints">
-     <set>Qt::ImhNone</set>
-    </property>
-    <property name="text">
-     <string/>
-    </property>
-    <property name="placeholderText">
-     <string>Felhasználónév</string>
-    </property>
-   </widget>
+        <width>20</width>
+        <height>60</height>
+       </size>
+      </property>
+     </spacer>
+    </item>
+   </layout>
   </widget>
  </widget>
  <layoutdefault spacing="6" margin="11"/>
```
Left out of the diff: 14 changed lines with no effect on the pictures. Lines whose indentation alone changed are shown as unchanged.
